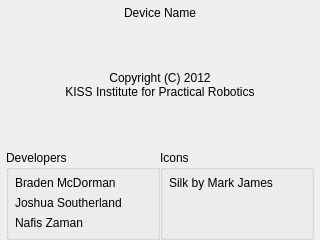
Before: the Qt Designer form ui/AboutWidget.ui in LinkJVM/botui, drawn with Qt 5.
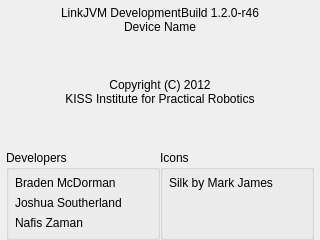
After: the same form once the commit is applied.

Commit message: sligthy changes about screen

What changed in the file:
```diff
--- a/ui/AboutWidget.ui
+++ b/ui/AboutWidget.ui
@@ -30,6 +30,19 @@
     <number>0</number>
    </property>
    <item>
+    <widget class="QLabel">
+     <property name="styleSheet">
+      <string notr="true">font: 25 150pt &quot;Courier&quot;;</string>
+     </property>
+     <property name="text">
+      <string>LinkJVM DevelopmentBuild 1.2.0-r46</string>
+     </property>
+     <property name="alignment">
+      <set>Qt::AlignCenter</set>
+     </property>
+   </widget>
+  </item>
+  <item>
     <widget class="QLabel" name="deviceName">
      <property name="styleSheet">
       <string notr="true">font: 35 20pt &quot;Courier&quot;;</string>
```
The commit also changes 1 other file.
